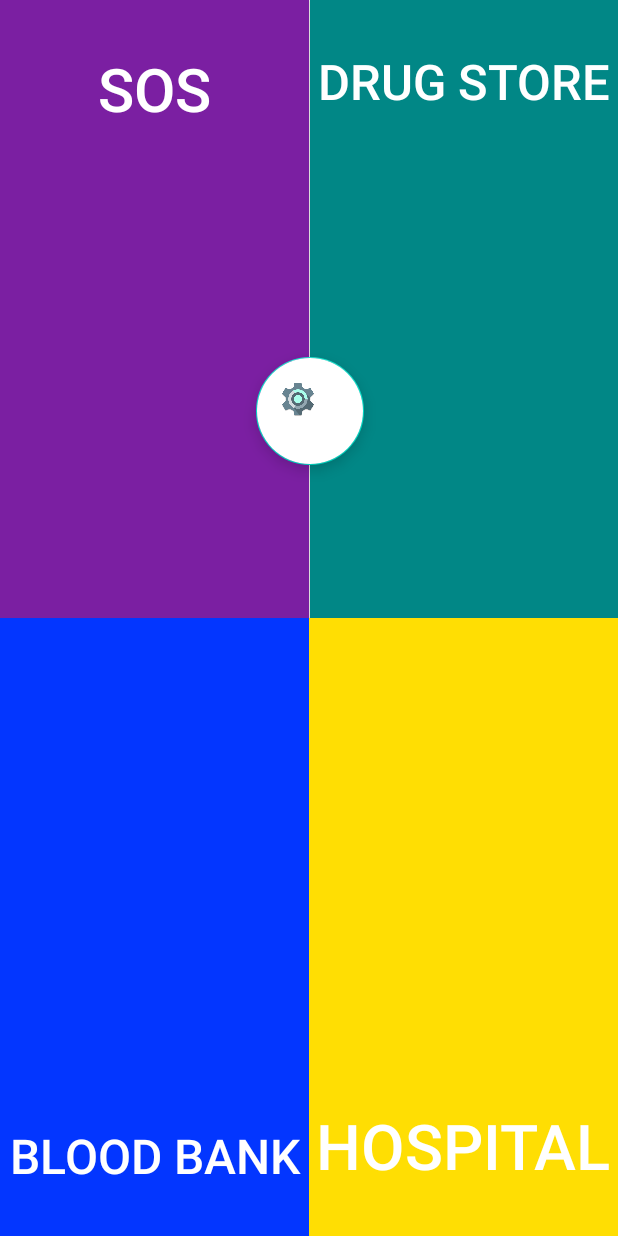
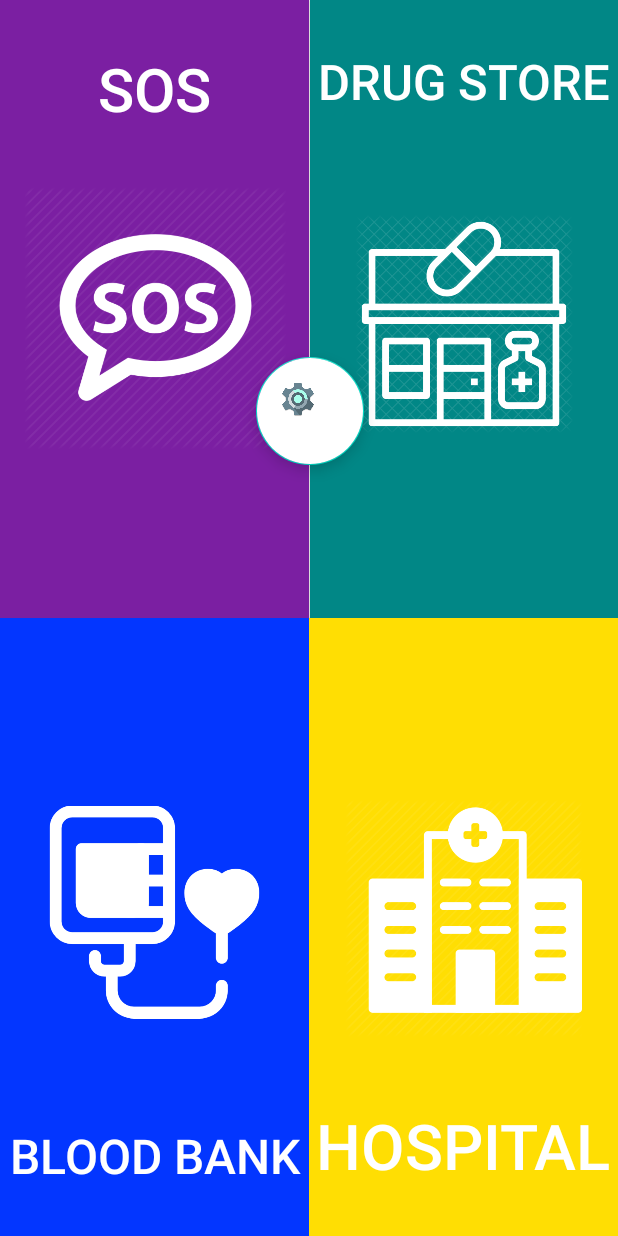
Before and after one commit to msahil432/click_away, an Android app: the MainActivity screen opened directly, with no data from a screen before it, on a phone screen of 412 x 824 dp. Run offline under Robolectric (Android 15) with nearby library versions, the phone set to English and light mode, and no system bars; our stand-ins replace ButterKnife, EventBus; libraries missing offline, so code that uses them is left out: com.amulyakhare.textdrawable; 2 statements that could not run were skipped.

Commit message:
A bug fix and more theme-ing

```diff
--- a/app/build.gradle
+++ b/app/build.gradle
@@ -6,8 +6,8 @@ android {
         applicationId "msahil432.click_away"
         minSdkVersion 17
         targetSdkVersion 27
-        versionCode 20
-        versionName "0.3.0"
+        versionCode 21
+        versionName "0.3.1"
         vectorDrawables.useSupportLibrary = true
     }
     buildTypes {
--- a/app/src/main/java/msahil432/click_away/SplashActivity.java
+++ b/app/src/main/java/msahil432/click_away/SplashActivity.java
@@ -3,6 +3,7 @@ package msahil432.click_away;
 import android.content.Context;
 import android.content.DialogInterface;
 import android.content.Intent;
+import android.os.Build;
 import android.support.v7.app.AppCompatActivity;
 import android.os.Bundle;
 import android.view.Window;
@@ -29,6 +30,8 @@ public class SplashActivity extends AppCompatActivity {
         super.onCreate(savedInstanceState);
         requestWindowFeature(Window.FEATURE_NO_TITLE);
         setContentView(R.layout.activity_splash);
+        if(Build.VERSION.SDK_INT > Build.VERSION_CODES.LOLLIPOP_MR1)
+            getWindow().setNavigationBarColor(getColor(R.color.white));
         startService(new Intent(this, MyGPSLocService.class));
     }
 
--- a/app/src/main/java/msahil432/click_away/listActivity/HospitalsActivity.java
+++ b/app/src/main/java/msahil432/click_away/listActivity/HospitalsActivity.java
@@ -15,7 +15,7 @@ public class HospitalsActivity extends BaseActivity {
 
     @Override
     protected Types setType() {
-        return Types.Chemists;
+        return Types.Hospitals;
     }
 
     @Override
--- a/app/src/main/java/msahil432/click_away/mainActivity/MainActivity.java
+++ b/app/src/main/java/msahil432/click_away/mainActivity/MainActivity.java
@@ -5,13 +5,12 @@ import android.content.Intent;
 import android.graphics.Color;
 import android.media.AudioManager;
 import android.media.MediaPlayer;
+import android.os.Build;
 import android.support.constraint.Group;
 import android.support.design.widget.FloatingActionButton;
 import android.support.v7.app.AppCompatActivity;
 import android.os.Bundle;
 import android.telephony.SmsManager;
-import android.util.DisplayMetrics;
-import android.view.View;
 import android.view.Window;
 import android.view.WindowManager;
 import android.widget.Toast;
@@ -35,8 +34,6 @@ import msahil432.click_away.listActivity.ChemistActivity;
 import msahil432.click_away.listActivity.HospitalsActivity;
 import msahil432.click_away.settingsActivity.SettingsActivity;
 
-import static msahil432.click_away.extras.MyApplication.Report;
-
 public class MainActivity extends AppCompatActivity {
 
     @BindView(R.id.icons_group) Group iconsGroup;
@@ -52,22 +49,23 @@ public class MainActivity extends AppCompatActivity {
         EventBus.getDefault().register(this);
         setContentView(R.layout.activity_main);
         ButterKnife.bind(this);
-        startService(new Intent(this, MyGPSLocService.class));
-        DisplayMetrics metrics = getResources().getDisplayMetrics();
-        if(MyApplication.getScreenSize(this)<4.5
-                || (int)(metrics.density * 160f)<320){
-            iconsGroup.setVisibility(View.GONE);
-        }
+    }
 
+    @Override
+    protected void onStart() {
+        super.onStart();
         TextDrawable text = TextDrawable.builder()
                 .beginConfig()
                     .textColor(Color.WHITE)
                     .fontSize(150)
                     .bold()
                     .toUpperCase()
-                .endConfig()
+                    .endConfig()
                 .buildRound(getString(R.string.help), Color.RED);
         helpBtn.setImageDrawable(text);
+
+        if(Build.VERSION.SDK_INT > Build.VERSION_CODES.LOLLIPOP_MR1)
+            getWindow().setNavigationBarColor(getColor(R.color.colorPrimary));
     }
 
     @Override
--- a/app/src/main/java/msahil432/click_away/settingsActivity/SettingsActivity.java
+++ b/app/src/main/java/msahil432/click_away/settingsActivity/SettingsActivity.java
@@ -8,6 +8,7 @@ import android.os.Bundle;
 import android.support.annotation.Nullable;
 import android.support.v4.app.FragmentTransaction;
 import android.support.v7.app.AppCompatActivity;
+import android.widget.Toast;
 
 import org.greenrobot.eventbus.EventBus;
 import org.greenrobot.eventbus.Subscribe;
@@ -63,6 +64,7 @@ public class SettingsActivity extends AppCompatActivity {
         FragmentTransaction transaction = getSupportFragmentManager().beginTransaction();
         transaction.replace(R.id.container_frame, fragment, "User");
         transaction.commit();
+        Toast.makeText(this, "Tap on field to update", Toast.LENGTH_LONG).show();
     }
 
     private void addSosFragment(){
--- a/app/src/main/res/layout/activity_main.xml
+++ b/app/src/main/res/layout/activity_main.xml
@@ -63,7 +63,6 @@
         app:layout_constraintHorizontal_chainStyle="packed"
         app:layout_constraintStart_toStartOf="parent"
         app:layout_constraintTop_toBottomOf="@+id/main_sos_btn" />
-
     <android.support.v7.widget.AppCompatButton
         android:id="@+id/main_hospitals_btn"
         android:layout_width="0dp"
--- a/app/src/main/res/layout/fragment_personal_details.xml
+++ b/app/src/main/res/layout/fragment_personal_details.xml
@@ -28,6 +28,7 @@
             android:layout_width="match_parent"
             android:layout_height="wrap_content"
             android:layout_margin="2dp"
+            app:mtf_openKeyboardOnFocus="true"
             app:mtf_backgroundColor="@color/colorAccent"
             app:mtf_labelColor="@color/text_black">
             <android.support.v7.widget.AppCompatEditText
@@ -44,6 +45,7 @@
             android:layout_width="match_parent"
             android:layout_height="wrap_content"
             android:layout_margin="2dp"
+            app:mtf_openKeyboardOnFocus="true"
             app:mtf_backgroundColor="@color/colorAccent"
             app:mtf_labelColor="@color/text_black">
             <android.support.v7.widget.AppCompatEditText
@@ -60,6 +62,7 @@
             android:layout_width="match_parent"
             android:layout_height="wrap_content"
             android:layout_margin="2dp"
+            app:mtf_openKeyboardOnFocus="true"
             app:mtf_backgroundColor="@color/colorAccent"
             app:mtf_labelColor="@color/text_black">
             <android.support.v7.widget.AppCompatEditText
@@ -76,6 +79,7 @@
             android:layout_width="match_parent"
             android:layout_height="wrap_content"
             android:layout_margin="2dp"
+            app:mtf_openKeyboardOnFocus="true"
             app:mtf_backgroundColor="@color/colorAccent"
             app:mtf_labelColor="@color/text_black">
             <android.support.v7.widget.AppCompatEditText
@@ -92,6 +96,7 @@
             android:layout_width="match_parent"
             android:layout_height="wrap_content"
             android:layout_margin="2dp"
+            app:mtf_openKeyboardOnFocus="true"
             app:mtf_backgroundColor="@color/colorAccent"
             app:mtf_labelColor="@color/text_black">
             <android.support.v7.widget.AppCompatEditText
--- a/app/src/main/res/values/strings.xml
+++ b/app/src/main/res/values/strings.xml
@@ -47,4 +47,6 @@
     <string name="change_recorded_voice_and_emergency_contacts">Change recorded voice and Emergency Contacts</string>
     <string name="reset_app_preferences">Reset App Preferences</string>
     <string name="clear_all_settings">Clear all settings</string>
+    <string name="future_error_prevention">Reporting would have prevented future issues(whenever possible).</string>
+    <string name="report_thanks">Thanks, I will be looking into this matter.</string>
 </resources>
```
Also changed, not shown: app/src/main/java/msahil432/click_away/forceClose/ForceCloseActivity.java (+27 -4 lines), app/src/main/java/msahil432/click_away/listActivity/base/BaseActivity.java (+14 -0 lines), app/src/main/res/layout/list_institute_item.xml (+6 -5 lines), 1 other file.
